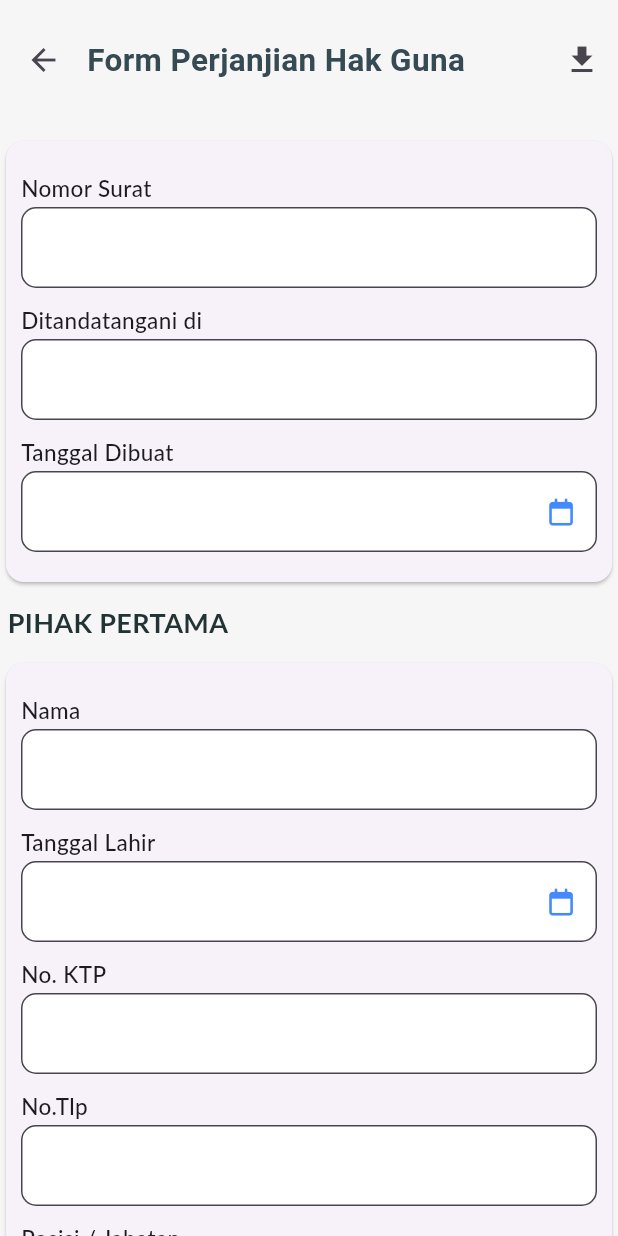
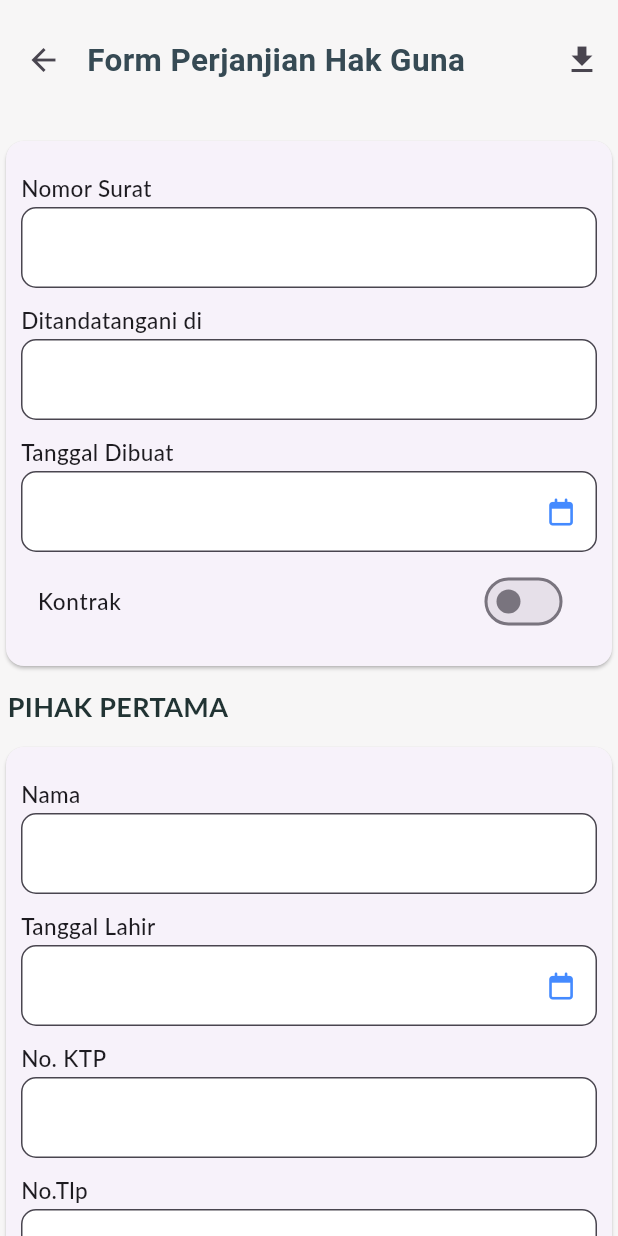
Before and after one commit to BangPei/fl_pbi, a Flutter app: the PerjanjianHakGunaPakai screen opened by its route, on a phone screen of 412 x 824 dp. Run offline on Flutter 3.47's test engine with Material 3 defaults, Android fonts, the phone set to English and light mode, and no system bars; our stand-ins replace badges, dio, dotted_border, equatable, flutter_bloc, flutter_image_compress and 12 more; accounts and stored records are empty; generated files the repository leaves out were written again; Roboto replaces fonts that are missing (Lato).

Commit message:
cleaning template

```diff
--- a/lib/pages/official_letter_form/perjanjian_hak_guna/bloc/perjanjian_hak_guna_event.dart
+++ b/lib/pages/official_letter_form/perjanjian_hak_guna/bloc/perjanjian_hak_guna_event.dart
@@ -113,8 +113,13 @@ class OnChangedTandaHakGuna extends PerjanjianHakGunaEvent {
 }
 
 class OnChangedMulaiHakGuna extends PerjanjianHakGunaEvent {
-  final DateTime? val;
-  const OnChangedMulaiHakGuna({this.val});
+  final String val;
+  const OnChangedMulaiHakGuna(this.val);
+}
+
+class OnChangeContract extends PerjanjianHakGunaEvent {
+  final bool val;
+  const OnChangeContract(this.val);
 }
 
 class OnChangedMasaBerlaku extends PerjanjianHakGunaEvent {
--- a/lib/pages/official_letter_form/perjanjian_hak_guna/hak_guna_pakai_screen.dart
+++ b/lib/pages/official_letter_form/perjanjian_hak_guna/hak_guna_pakai_screen.dart
@@ -104,6 +104,24 @@ class _PerjanjianHakGunaPakaiState extends State<PerjanjianHakGunaPakai> {
                                 controller: createdDateController,
                               ),
                             ),
+                            SwitchListTile(
+                              title: const Text(
+                                "Kontrak",
+                                style: TextStyle(
+                                  fontSize: 15,
+                                  fontWeight: FontWeight.w500,
+                                ),
+                              ),
+                              value: state.hakGuna!.isContract ?? false,
+                              onChanged: (val) {
+                                setState(() {
+                                  context
+                                      .read<PerjanjianHakGunaBloc>()
+                                      .add(OnChangeContract(val));
+                                });
+                              },
+                              activeColor: Colors.blue[400],
+                            )
                           ],
                         ),
                       ),
@@ -353,15 +371,16 @@ class _PerjanjianHakGunaPakaiState extends State<PerjanjianHakGunaPakai> {
                             ),
                             CustomFormField(
                               title: "Mulai Hak Guna",
-                              textForm: CustomDatePicker(
+                              textForm: TextFormField(
+                                controller: TextEditingController(
+                                    text: "Saat Serah Terima Kunci"),
+                                decoration: TextFormDecoration.box(),
                                 // validator: ValidForm.emptyValue,
-                                focusNode: starDateNode,
-                                onCloseDatepicker: (val) {
+                                onChanged: (val) {
                                   context
                                       .read<PerjanjianHakGunaBloc>()
-                                      .add(OnChangedMulaiHakGuna(val: val));
+                                      .add(OnChangedMulaiHakGuna(val));
                                 },
-                                controller: startDateController,
                               ),
                             ),
                             CustomFormField(
@@ -380,9 +399,13 @@ class _PerjanjianHakGunaPakaiState extends State<PerjanjianHakGunaPakai> {
                                 },
                               ),
                             ),
-                            CustomFormField(
+                            Visibility(
+                              visible: !((state.hakGuna?.isContract) ?? false),
+                              child: CustomFormField(
                                 title: "Tanda Daftar Hak Guna Perunit",
                                 textForm: TextFormField(
+                                  controller:
+                                      TextEditingController(text: "50.000.000"),
                                   decoration: TextFormDecoration.box(),
                                   // validator: ValidForm.emptyValue,
                                   onChanged: (vals) {
@@ -392,19 +415,20 @@ class _PerjanjianHakGunaPakaiState extends State<PerjanjianHakGunaPakai> {
                                   },
                                 ),
                               ),
-                            CustomFormField(
-                              title: "Masa Berlaku",
-                              textForm: CustomDatePicker(
-                                // validator: ValidForm.emptyValue,
-                                focusNode: validDateNode,
-                                onCloseDatepicker: (val) {
-                                  context
-                                      .read<PerjanjianHakGunaBloc>()
-                                      .add(OnChangedMasaBerlaku(val: val));
-                                },
-                                controller: validDateController,
                             ),
-                            ),
+                            // CustomFormField(
+                            //   title: "Masa Berlaku",
+                            //   textForm: CustomDatePicker(
+                            //     // validator: ValidForm.emptyValue,
+                            //     focusNode: validDateNode,
+                            //     onCloseDatepicker: (val) {
+                            //       context
+                            //           .read<PerjanjianHakGunaBloc>()
+                            //           .add(OnChangedMasaBerlaku(val: val));
+                            //     },
+                            //     controller: validDateController,
+                            //   ),
+                            // ),
                           ],
                         ),
                       ),
--- a/lib/pages/official_letter_form/surat_sewa_lahan/sewa_lahan.dart
+++ b/lib/pages/official_letter_form/surat_sewa_lahan/sewa_lahan.dart
@@ -242,7 +242,7 @@ class SuratSewaLahan {
                 ),
                 pw.TextSpan(
                   text:
-                      'dengan luas lahan (+-) ${(wide! < 1) ? "........." : oCcy.format(wide)} m2 yang terletak di Perumahan Bumi Indah Area $areaName milik .......................................',
+                      'dengan luas lahan (+-) ${(wide! < 1) ? "........." : oCcy.format(wide)} m2 yang terletak di Perumahan Bumi Indah Area $areaName milik $areaCompany',
                 ),
               ],
             ),
```
Also changed, not shown: lib/models/hak_guna.dart (+21 -16 lines), lib/pages/official_letter_form/perjanjian_hak_guna/bloc/perjanjian_hak_guna_bloc.dart (+10 -7 lines), lib/pages/official_letter_form/surat_sewa_lahan/surat_sewa_lahan_screen.dart (+20 -20 lines), lib/service/restclient.g.dart. Lines whose indentation alone changed are shown as unchanged.
